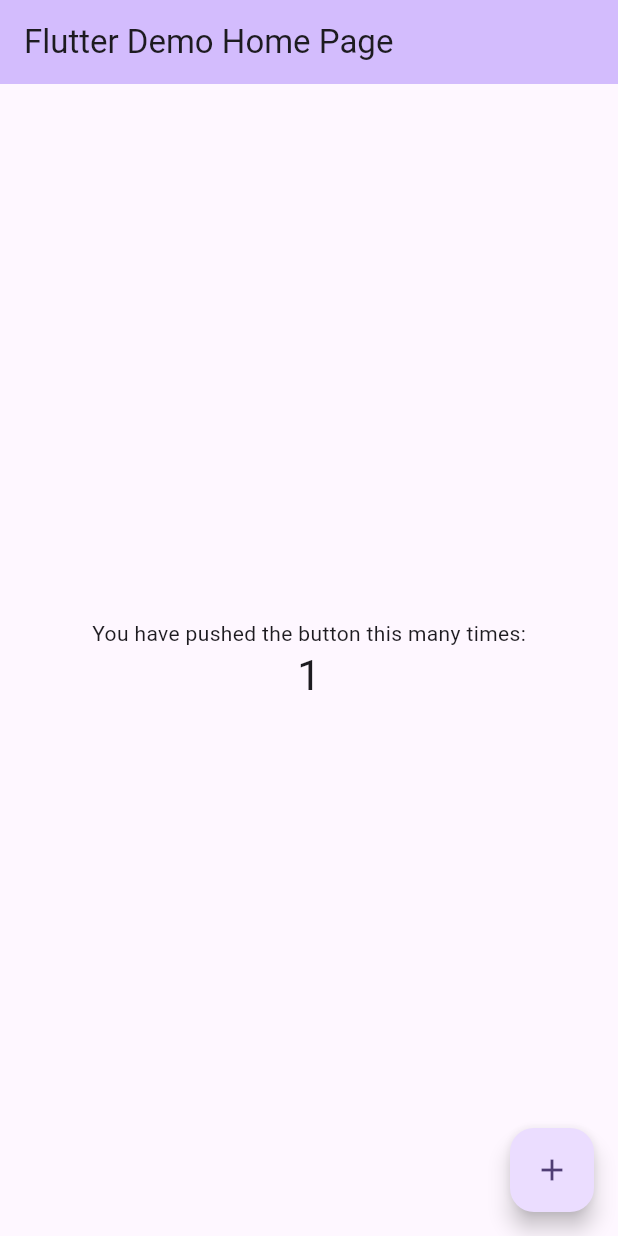
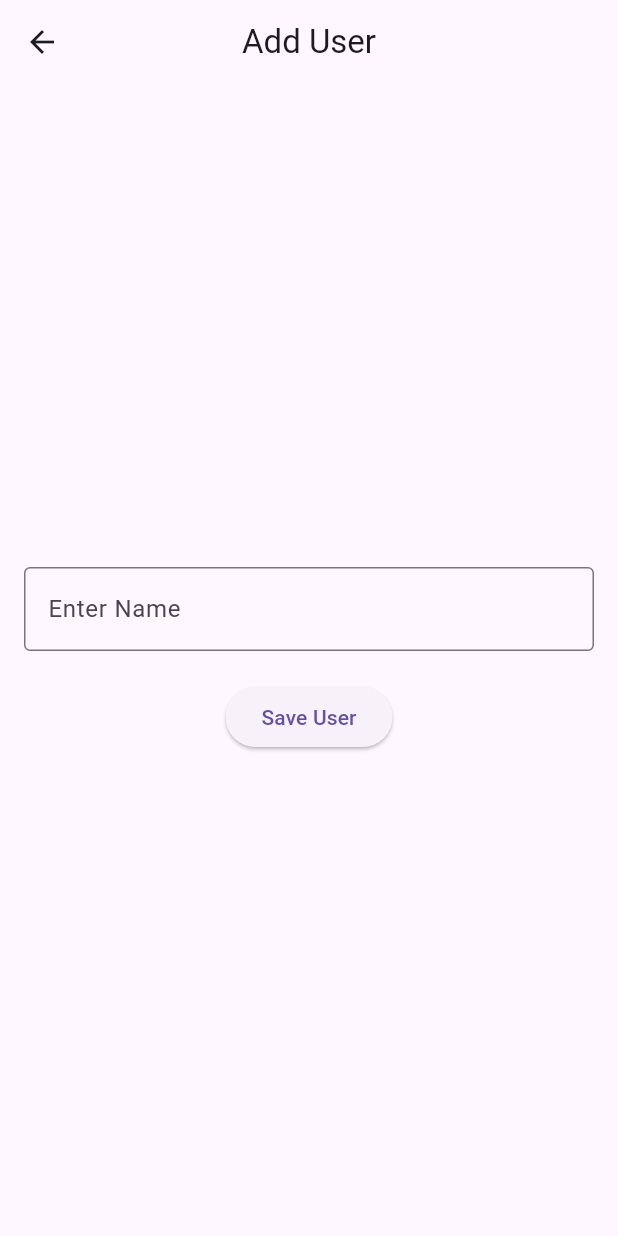
Before and after one commit to cgutierrez234/user_manger-application, a Flutter app: the screen it shows after launch, after a tap on the "add" icon, on a phone screen of 412 x 824 dp. Run offline on Flutter 3.47's test engine with Material 3 defaults, Android fonts, the phone set to English and light mode, and no system bars.

Commit message:
Built out main, home screen, user and add user screens. Successfully adding users right now.

```diff
--- a/lib/main.dart
+++ b/lib/main.dart
@@ -1,122 +1,30 @@
 import 'package:flutter/material.dart';
 
+import 'package:user_manager/screens/home_screen.dart';
+import 'package:user_manager/screens/add_user_screen.dart';
+// import 'package:user_manager/screens/edit_user_scrren.dart';
+// import 'package:user_manager/screens/profile_screen.dart';
+
+
+
 void main() {
-  runApp(const MyApp());
+  runApp(MyApp());
 }
 
 class MyApp extends StatelessWidget {
-  const MyApp({super.key});
+  const MyApp ({super.key});
 
-  // This widget is the root of your application.
   @override
   Widget build(BuildContext context) {
     return MaterialApp(
-      title: 'Flutter Demo',
-      theme: ThemeData(
-        // This is the theme of your application.
-        //
-        // TRY THIS: Try running your application with "flutter run". You'll see
-        // the application has a purple toolbar. Then, without quitting the app,
-        // try changing the seedColor in the colorScheme below to Colors.green
-        // and then invoke "hot reload" (save your changes or press the "hot
-        // reload" button in a Flutter-supported IDE, or press "r" if you used
-        // the command line to start the app).
-        //
-        // Notice that the counter didn't reset back to zero; the application
-        // state is not lost during the reload. To reset the state, use hot
-        // restart instead.
-        //
-        // This works for code too, not just values: Most code changes can be
-        // tested with just a hot reload.
-        colorScheme: .fromSeed(seedColor: Colors.deepPurple),
-      ),
-      home: const MyHomePage(title: 'Flutter Demo Home Page'),
+      debugShowCheckedModeBanner: false,
+      initialRoute: '/home',
+      routes: {
+        '/home': (context) => const HomeScreen(),
+        '/add': (context) => const AddUserScreen(),
+        // '/edit': (context) => const EditUserScreen(),
+        // '/profile': (context) => const ProfileScreen(),
+      },
     );
   }
 }
-
-class MyHomePage extends StatefulWidget {
-  const MyHomePage({super.key, required this.title});
-
-  // This widget is the home page of your application. It is stateful, meaning
-  // that it has a State object (defined below) that contains fields that affect
-  // how it looks.
-
-  // This class is the configuration for the state. It holds the values (in this
-  // case the title) provided by the parent (in this case the App widget) and
-  // used by the build method of the State. Fields in a Widget subclass are
-  // always marked "final".
-
-  final String title;
-
-  @override
-  State<MyHomePage> createState() => _MyHomePageState();
-}
-
-class _MyHomePageState extends State<MyHomePage> {
-  int _counter = 0;
-
-  void _incrementCounter() {
-    setState(() {
-      // This call to setState tells the Flutter framework that something has
-      // changed in this State, which causes it to rerun the build method below
-      // so that the display can reflect the updated values. If we changed
-      // _counter without calling setState(), then the build method would not be
-      // called again, and so nothing would appear to happen.
-      _counter++;
-    });
-  }
-
-  @override
-  Widget build(BuildContext context) {
-    // This method is rerun every time setState is called, for instance as done
-    // by the _incrementCounter method above.
-    //
-    // The Flutter framework has been optimized to make rerunning build methods
-    // fast, so that you can just rebuild anything that needs updating rather
-    // than having to individually change instances of widgets.
-    return Scaffold(
-      appBar: AppBar(
-        // TRY THIS: Try changing the color here to a specific color (to
-        // Colors.amber, perhaps?) and trigger a hot reload to see the AppBar
-        // change color while the other colors stay the same.
-        backgroundColor: Theme.of(context).colorScheme.inversePrimary,
-        // Here we take the value from the MyHomePage object that was created by
-        // the App.build method, and use it to set our appbar title.
-        title: Text(widget.title),
-      ),
-      body: Center(
-        // Center is a layout widget. It takes a single child and positions it
-        // in the middle of the parent.
-        child: Column(
-          // Column is also a layout widget. It takes a list of children and
-          // arranges them vertically. By default, it sizes itself to fit its
-          // children horizontally, and tries to be as tall as its parent.
-          //
-          // Column has various properties to control how it sizes itself and
-          // how it positions its children. Here we use mainAxisAlignment to
-          // center the children vertically; the main axis here is the vertical
-          // axis because Columns are vertical (the cross axis would be
-          // horizontal).
-          //
-          // TRY THIS: Invoke "debug painting" (choose the "Toggle Debug Paint"
-          // action in the IDE, or press "p" in the console), to see the
-          // wireframe for each widget.
-          mainAxisAlignment: .center,
-          children: [
-            const Text('You have pushed the button this many times:'),
-            Text(
-              '$_counter',
-              style: Theme.of(context).textTheme.headlineMedium,
-            ),
-          ],
-        ),
-      ),
-      floatingActionButton: FloatingActionButton(
-        onPressed: _incrementCounter,
-        tooltip: 'Increment',
-        child: const Icon(Icons.add),
-      ),
-    );
-  }
-}
--- /dev/null
+++ b/lib/models/user.dart
@@ -0,0 +1,9 @@
+// This user model or class is pure dart language, doesn't need to import flutter shtuff.
+
+class User {
+  final String id;
+  final String name;
+
+User({required this.id, required this.name});
+
+}
--- /dev/null
+++ b/lib/screens/add_user_screen.dart
@@ -0,0 +1,62 @@
+import 'package:flutter/material.dart';
+import 'package:user_manager/models/user.dart';
+import 'package:uuid/uuid.dart';
+
+class AddUserScreen extends StatefulWidget {
+  const AddUserScreen({super.key});
+
+  @override
+  State<AddUserScreen> createState() => _AddUserScreenState();
+}
+
+class _AddUserScreenState extends State<AddUserScreen> {
+  final TextEditingController _controller = TextEditingController();
+
+  @override
+  void dispose() {
+    _controller.dispose();
+    super.dispose();
+  }
+
+  void _saveUser() {
+    final name = _controller.text.trim();
+    if(name.isEmpty) {
+      ScaffoldMessenger.of(context).showSnackBar(
+        const SnackBar(content: Text('ENTER A NAME'))
+      );
+      return;
+    }
+    final newUser = User(id: const Uuid().v4(), name:name);
+    Navigator.pop(context, newUser);
+  }
+
+  @override
+  Widget build(BuildContext context) {
+    return Scaffold(
+      appBar: AppBar(
+        title: const Text('Add User'),
+        centerTitle: true,
+      ),
+      body:Padding(
+        padding: const EdgeInsets.all(16.0),
+        child: Column(
+          mainAxisAlignment: MainAxisAlignment.center,
+          children:[
+            TextField(
+              controller: _controller,
+              decoration: InputDecoration(
+                labelText: 'Enter Name',
+                border: OutlineInputBorder(),
+              ),
+            ),
+            const SizedBox(height:20),
+            ElevatedButton(
+              onPressed: _saveUser,
+              child: const Text('Save User'),
+            ),
+          ],
+        ),
+      ),
+    );
+  }
+}
--- /dev/null
+++ b/lib/screens/home_screen.dart
@@ -0,0 +1,65 @@
+import 'package:flutter/material.dart';
+import 'package:user_manager/models/user.dart';
+
+class HomeScreen extends StatefulWidget {
+  const HomeScreen({super.key});
+
+  @override
+  State<HomeScreen> createState() => _HomeScreenState();
+}
+
+class _HomeScreenState extends State<HomeScreen> {
+  final TextEditingController _controller = TextEditingController();
+  List<User> users = [];
+
+  @override
+  void dispose() {
+    _controller.dispose();
+    super.dispose();
+  }
+
+  @override
+  Widget build(BuildContext context) {
+    return Scaffold(
+      appBar: AppBar(
+        title: const Text('User Manager'),
+        centerTitle: true,
+      ),
+      body: Padding(
+        padding: const EdgeInsets.all(16.0),
+        child: ListView.builder(
+          itemCount: users.length,
+          itemBuilder: (context, index) {
+            final user = users[index];
+
+            // return one widget per user
+            return ListTile(
+              title: Text(user.name),
+              trailing: IconButton(
+                icon: const Icon(Icons.delete),
+                onPressed: () {
+                  setState(() {
+                    users.removeAt(index);
+                  });
+                }
+              ),
+            );
+          }
+        ),
+      ),
+
+      floatingActionButton: FloatingActionButton(
+        onPressed: () async {
+          final newUser = await Navigator.pushNamed(context, '/add');
+          if(newUser != null && newUser is User) {
+            setState(() {
+              users.add(newUser);
+            });
+          }
+        },
+        child:const Icon(Icons.add),
+      ),
+    );
+  }
+
+}
--- a/pubspec.yaml
+++ b/pubspec.yaml
@@ -30,6 +30,7 @@ environment:
 dependencies:
   flutter:
     sdk: flutter
+  uuid: ^4.5.0
 
   # The following adds the Cupertino Icons font to your application.
   # Use with the CupertinoIcons class for iOS style icons.
```
Also changed, not shown: lib/screens/edit_user_scrren.dart (added), lib/screens/profile_screen.dart (added), pubspec.lock.
